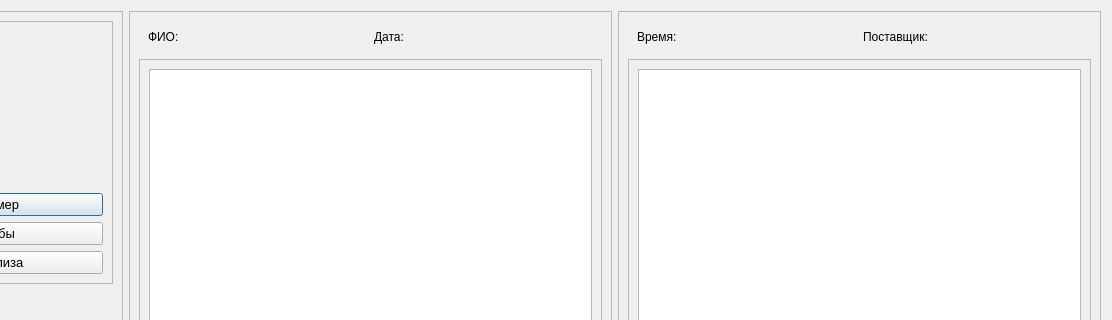
Before: the Qt Designer form main_form_lay_seed.ui in onoregleb/ror-tool_seed, drawn with Qt 5; both pictures show x 176 to 1288 and y 0 to 320 of the 1288 by 843 pixel window.
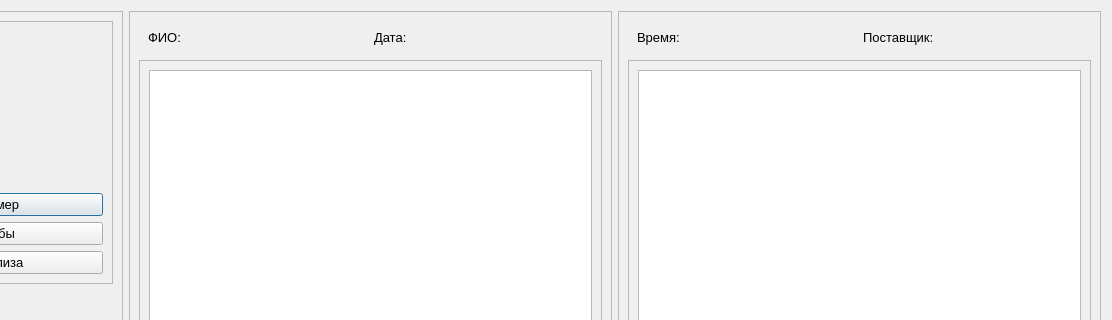
After: the same form once the commit is applied. Icons and pictures are not drawn.

Commit message: added plot with main seed size

```diff
--- a/main_form_lay_seed.ui
+++ b/main_form_lay_seed.ui
@@ -296,6 +296,15 @@
         <layout class="QHBoxLayout" name="horizontalLayout_2">
          <item>
           <widget class="QLabel" name="fio">
+           <property name="font">
+            <font>
+             <family>MS Shell Dlg 2</family>
+             <pointsize>10</pointsize>
+             <weight>50</weight>
+             <italic>false</italic>
+             <bold>false</bold>
+            </font>
+           </property>
            <property name="styleSheet">
             <string notr="true">font: 9pt &quot;MS Shell Dlg 2&quot;;</string>
            </property>
@@ -306,6 +315,15 @@
          </item>
          <item>
           <widget class="QLabel" name="date">
+           <property name="font">
+            <font>
+             <family>MS Shell Dlg 2</family>
+             <pointsize>10</pointsize>
+             <weight>50</weight>
+             <italic>false</italic>
+             <bold>false</bold>
+            </font>
+           </property>
            <property name="styleSheet">
             <string notr="true">font: 9pt &quot;MS Shell Dlg 2&quot;;</string>
            </property>
@@ -384,6 +402,15 @@
         <layout class="QHBoxLayout" name="horizontalLayout_3">
          <item>
           <widget class="QLabel" name="time">
+           <property name="font">
+            <font>
+             <family>MS Shell Dlg 2</family>
+             <pointsize>10</pointsize>
+             <weight>50</weight>
+             <italic>false</italic>
+             <bold>false</bold>
+            </font>
+           </property>
            <property name="styleSheet">
             <string notr="true">font: 9pt &quot;MS Shell Dlg 2&quot;;</string>
            </property>
@@ -394,6 +421,15 @@
          </item>
          <item>
           <widget class="QLabel" name="sup">
+           <property name="font">
+            <font>
+             <family>MS Shell Dlg 2</family>
+             <pointsize>10</pointsize>
+             <weight>50</weight>
+             <italic>false</italic>
+             <bold>false</bold>
+            </font>
+           </property>
            <property name="styleSheet">
             <string notr="true">font: 9pt &quot;MS Shell Dlg 2&quot;;</string>
            </property>
```
Left out of the diff: 10 changed lines with no effect on the pictures. The commit also changes 3 other files.
